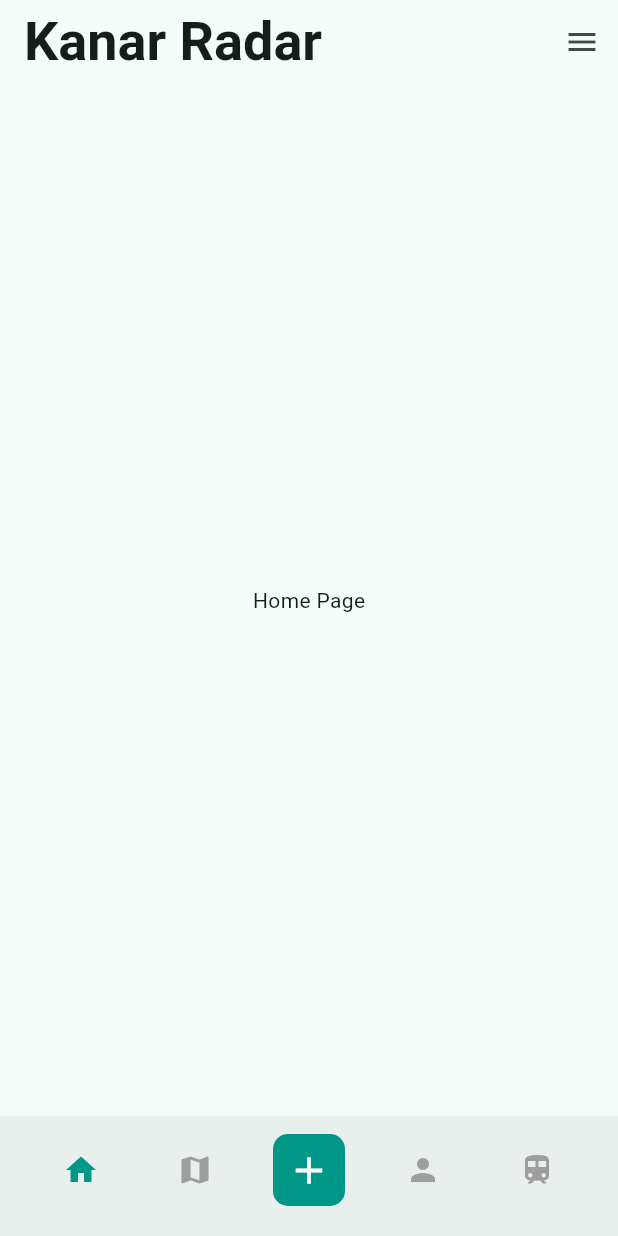
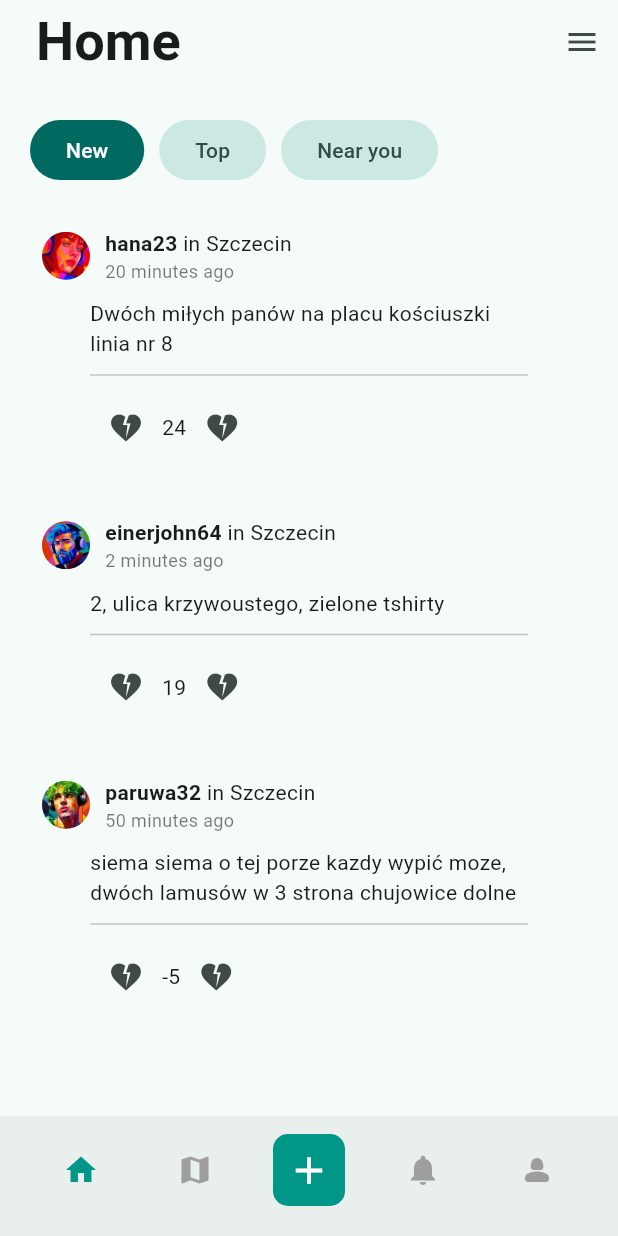
Before and after one commit to Schoji/KanarRadar, a Flutter app: the WidgetTree screen opened directly, on a phone screen of 412 x 824 dp. Run offline on Flutter 3.47's test engine with Material 3 defaults, Android fonts, the light colour scheme and no system bars; our stand-ins replace lottie.

Commit message:
Added postWidget

```diff
--- a/lib/data/constants.dart
+++ b/lib/data/constants.dart
@@ -0,0 +1,8 @@
+// import 'package:flutter/material.dart';
+
+class KTextStyles {
+
+}
+class KImages {
+  static const String defaultProfileImage = "assets/images/profiles/2.png";
+}
--- a/lib/data/notifiers.dart
+++ b/lib/data/notifiers.dart
@@ -1,4 +1,5 @@
 import 'package:flutter/material.dart';
 
 ValueNotifier<int> selectedPageNotifier = ValueNotifier(0);
+ValueNotifier<int> selectedTypeNotifier = ValueNotifier(0);
 ValueNotifier<bool> isDarkModeNotifier = ValueNotifier(false);
--- a/lib/views/pages/home_page.dart
+++ b/lib/views/pages/home_page.dart
@@ -1,12 +1,53 @@
 import 'package:flutter/material.dart';
+import 'package:kontrole/views/widgets/post_widget.dart';
+import 'package:kontrole/views/widgets/posttype_widget.dart';
+
 class HomePage extends StatelessWidget {
   const HomePage({super.key});
 
   @override
   Widget build(BuildContext context) {
     return Scaffold(
-      body: Center(
-        child: Text("Home Page"),
+      body: SingleChildScrollView(
+        child: Padding(
+          padding: const EdgeInsets.all(20.0),
+          child: Column(
+            spacing: 20,
+            children: [
+              Row(
+                spacing: 10,
+                children: [
+                  PosttypeWidget(buttonId: 0, text: "New"),
+                  PosttypeWidget(buttonId: 1, text: "Top"),
+                  PosttypeWidget(buttonId: 2, text: "Near you"),
+                ],
+              ),
+              PostWidget(
+                username: "hana23",
+                city: "Szczecin",
+                timestamp: DateTime.now().subtract(const Duration(minutes: 20)), //! Placeholder date, needs replacement
+                content: "Dwóch miłych panów na placu kościuszki linia nr 8",
+                likeScore: 24,
+              ),
+              PostWidget(
+                username: "einerjohn64",
+                city: "Szczecin",
+                timestamp: DateTime.now().subtract(const Duration(minutes: 2)), //! Placeholder date, needs replacement
+                content: "2, ulica krzywoustego, zielone tshirty",
+                profileImage: AssetImage("assets/images/profiles/3.png"),
+                likeScore: 19,
+              ),
+              PostWidget(
+                username: "paruwa32",
+                city: "Szczecin",
+                timestamp: DateTime.now().subtract(const Duration(minutes: 50)), //! Placeholder date, needs replacement
+                content: "siema siema o tej porze kazdy wypić moze, dwóch lamusów w 3 strona chujowice dolne",
+                likeScore: -5,
+                profileImage: AssetImage("assets/images/profiles/1.png"),
+              ),
+            ],
+          ),
+        ),
       ),
     );
   }
--- /dev/null
+++ b/lib/views/pages/notifications_page.dart
@@ -0,0 +1,13 @@
+import 'package:flutter/material.dart';
+class NotificationsPage extends StatelessWidget {
+  const NotificationsPage({super.key});
+
+  @override
+  Widget build(BuildContext context) {
+    return Scaffold(
+      body: Center(
+        child: Text("Notifications"),
+      ),
+    );
+  }
+}
--- a/lib/views/pages/placeholder_page.dart
+++ /dev/null
@@ -1,13 +0,0 @@
-import 'package:flutter/material.dart';
-class PlaceholderPage extends StatelessWidget {
-  const PlaceholderPage({super.key});
-
-  @override
-  Widget build(BuildContext context) {
-    return Scaffold(
-      body: Center(
-        child: Text("Placeholderpage"),
-      ),
-    );
-  }
-}
--- a/lib/views/widget_tree.dart
+++ b/lib/views/widget_tree.dart
@@ -3,30 +3,33 @@ import 'package:kontrole/data/notifiers.dart';
 import 'package:kontrole/views/pages/addpost_page.dart';
 import 'package:kontrole/views/pages/home_page.dart';
 import 'package:kontrole/views/pages/map_page.dart';
+import 'package:kontrole/views/pages/notifications_page.dart';
 import 'package:kontrole/views/pages/profile_page.dart';
 import 'package:kontrole/views/widgets/drawer_widget.dart';
 import 'package:kontrole/views/widgets/navbar_widget.dart';
 
-List<Widget> pages = [HomePage(), MapPage(), AddPost(), ProfilePage(), Placeholder()];
+List<Widget> pages = [HomePage(), MapPage(), AddPost(), NotificationsPage(), ProfilePage()];
+List<String> pageLabels = ["Home", "Map", "Add post", "Notifications", "Profile"];
 
 class WidgetTree extends StatelessWidget {
   const WidgetTree({super.key});
 
   @override
   Widget build(BuildContext context) {
-    return Scaffold(
+    return ValueListenableBuilder(valueListenable: selectedPageNotifier, builder:(context, value, child) {
+      return Scaffold(
       appBar: AppBar(
         centerTitle: false,
-        title: Text("Kanar Radar", style: TextStyle(fontSize: 36, fontWeight: FontWeight.bold)),
+        title: Padding(
+          padding: const EdgeInsets.all(8.0),
+          child: Text(pageLabels[value], style: TextStyle(fontSize: 36, fontWeight: FontWeight.bold)),
+        ),
       ),
       endDrawer: DrawerWidget(),
-      body: ValueListenableBuilder(
-        valueListenable: selectedPageNotifier,
-        builder: (context, value, child) {
-          return pages[value];
-        },
-      ),
+      body: pages[value],
       bottomNavigationBar: NavbarWidget(),
     );
+    },);
+
   }
 }
--- a/lib/views/widgets/navbar_widget.dart
+++ b/lib/views/widgets/navbar_widget.dart
@@ -46,14 +46,14 @@ class NavbarWidget extends StatelessWidget {
                     ),
                   ),
                   IconButton(
-                    icon: Icon(Icons.person),
+                    icon: Icon(Icons.notifications),
                     onPressed: () {
                       selectedPageNotifier.value = 3;
                     },
                     color: selectedPage == 3 ? Colors.teal : Colors.grey,
                   ),
                   IconButton(
-                    icon: Icon(Icons.train),
+                    icon: Icon(Icons.person_2_rounded),
                     onPressed: () {
                       selectedPageNotifier.value = 4;
                     },
--- /dev/null
+++ b/lib/views/widgets/post_widget.dart
@@ -0,0 +1,80 @@
+import 'package:flutter/material.dart';
+import 'package:kontrole/data/constants.dart';
+
+class PostWidget extends StatelessWidget {
+  const PostWidget({
+    super.key,
+    required this.username,
+    required this.city,
+    required this.timestamp,
+    required this.content,
+    required this.likeScore,
+    this.profileImage = const AssetImage(KImages.defaultProfileImage),
+  });
+
+  final String username;
+  final String city;
+  final DateTime timestamp;
+  final String content;
+  final int likeScore;
+  final AssetImage profileImage;
+
+  @override
+  Widget build(BuildContext context) {
+    Color secondaryTextColor = Theme.of(
+      context,
+    ).colorScheme.onSurface.withValues(alpha: 0.6);
+    return Padding(
+      padding: const EdgeInsets.all(8.0),
+      child: Column(
+        crossAxisAlignment: CrossAxisAlignment.start,
+        spacing: 10,
+        children: [
+          Row(
+            spacing: 10,
+            children: [
+              CircleAvatar(
+                radius: 16,
+                backgroundImage: profileImage,
+              ),
+              Column(
+                crossAxisAlignment: CrossAxisAlignment.start,
+                children: [
+                  Row(
+                    children: [
+                      Text(
+                        username,
+                        style: TextStyle(fontWeight: FontWeight.bold),
+                      ),
+                      Text(" in "),
+                      Text(city),
+                    ],
+                  ),
+                  Text(
+                    "${DateTime.now().difference(timestamp).inMinutes} minutes ago",
+                    style: TextStyle(color: secondaryTextColor, fontSize: 12),
+                  ),
+                ],
+              ),
+            ],
+          ),
+          Padding(
+            padding: const EdgeInsets.symmetric(horizontal: 32.0),
+            child: Text(content),
+          ),
+          Divider(indent: 32, endIndent: 32, height: 2),
+          Padding(
+            padding: const EdgeInsets.symmetric(horizontal: 32.0),
+            child: Row(
+              children: [
+                IconButton(icon: Icon(Icons.heart_broken), onPressed: () {}),
+                Text(likeScore.toString()),
+                IconButton(icon: Icon(Icons.heart_broken), onPressed: () {}),
+              ],
+            ),
+          ),
+        ],
+      ),
+    );
+  }
+}
--- /dev/null
+++ b/lib/views/widgets/posttype_widget.dart
@@ -0,0 +1,32 @@
+import 'package:flutter/material.dart';
+import 'package:kontrole/data/notifiers.dart';
+
+class PosttypeWidget extends StatelessWidget {
+  const PosttypeWidget({super.key, required this.buttonId, required this.text});
+
+  final int buttonId;
+  final String text;
+
+  @override
+  Widget build(BuildContext context) {
+    return ValueListenableBuilder(
+      valueListenable: selectedTypeNotifier,
+      builder: (context, value, child) {
+        if (value == buttonId) {
+          return FilledButton(
+            onPressed: () {
+              selectedTypeNotifier.value = buttonId;
+            },
+            child: Text(text),
+          );
+        }
+        return FilledButton.tonal(
+          onPressed: () {
+            selectedTypeNotifier.value = buttonId;
+          },
+          child: Text(text),
+        );
+      },
+    );
+  }
+}
--- a/pubspec.yaml
+++ b/pubspec.yaml
@@ -61,6 +61,7 @@ flutter:
   # To add assets to your application, add an assets section, like this:
   assets:
     - assets/lotties/
+    - assets/images/profiles/
   #   - images/a_dot_burr.jpeg
   #   - images/a_dot_ham.jpeg
 
```
Also changed, not shown: assets/images/profiles/1.png (added), assets/images/profiles/2.png (added), assets/images/profiles/3.png (added), 18 other files.
